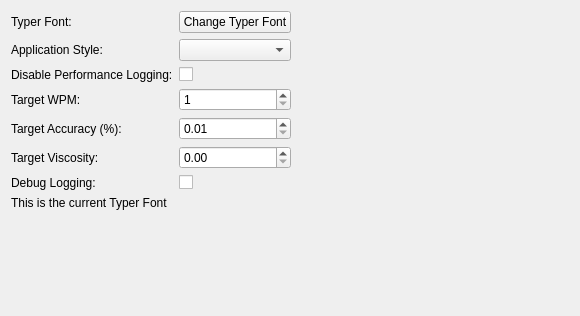
The window that src/settingswidget.ui (coryo/amphetype2) describes before a commit, drawn with Qt 5.
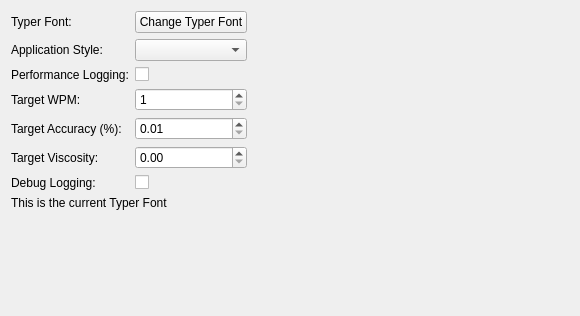
The same window after the commit.

Commit message: invert perf logging checkbox

The edit to the form file:
```diff
--- a/src/settingswidget.ui
+++ b/src/settingswidget.ui
@@ -94,7 +94,7 @@
    <item row="2" column="0">
     <widget class="QLabel" name="label_2">
      <property name="text">
-      <string>Disable Performance Logging:</string>
+      <string>Performance Logging:</string>
      </property>
     </widget>
    </item>
```
The commit also changes 2 other files.
